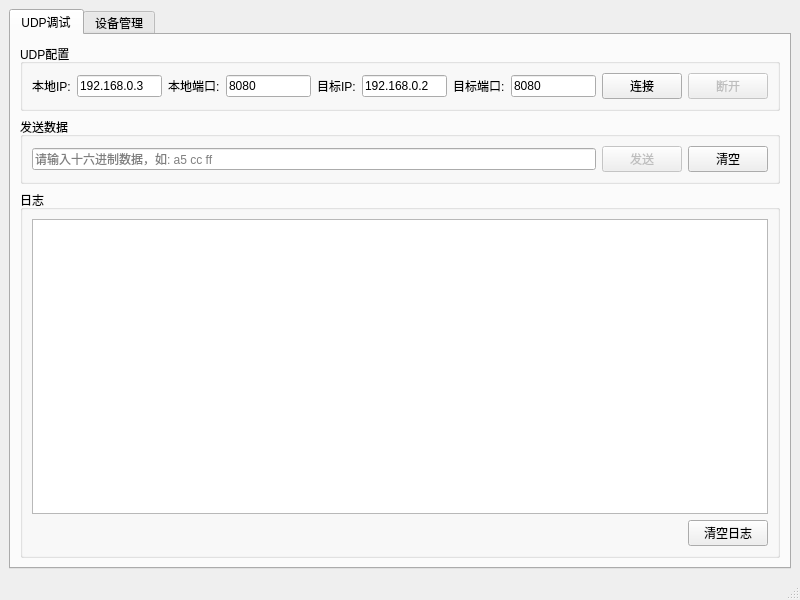
The window that mainwindow.ui (ylongwang2782/wht-factory-tool) describes before a commit, drawn with Qt 5.
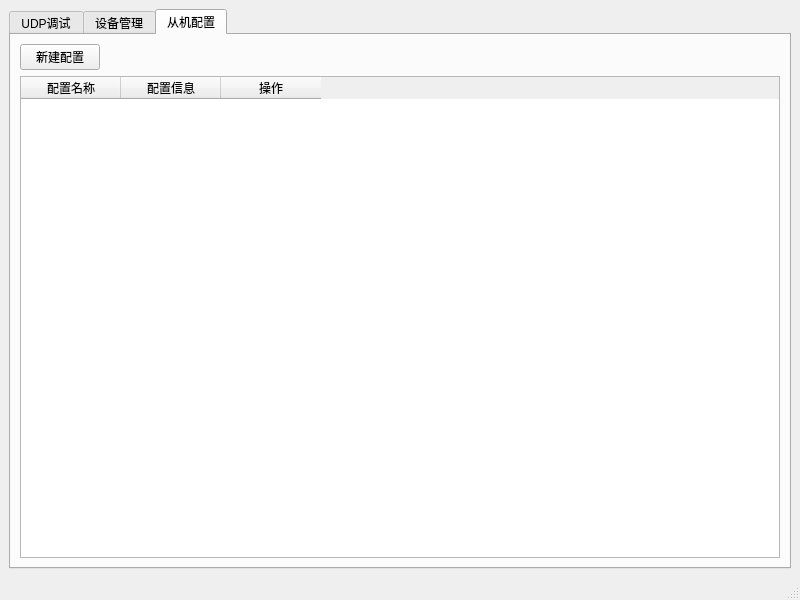
The same window after the commit. The open tabs and pages were chosen to show the change.

Commit message: feat: 新增从机配置tab，可以以表格的形式创建编辑发送从机配置

The edit to the form file:
```diff
--- a/mainwindow.ui
+++ b/mainwindow.ui
@@ -257,6 +257,62 @@
         </item>
        </layout>
       </widget>
+      <widget class="QWidget" name="tabSlaveConfig">
+       <attribute name="title">
+        <string>从机配置</string>
+       </attribute>
+       <layout class="QVBoxLayout" name="verticalLayout_slave_config">
+        <item>
+         <layout class="QHBoxLayout" name="horizontalLayout_slave_config_actions">
+          <item>
+           <widget class="QPushButton" name="pushButtonAddSlaveConfig">
+            <property name="text">
+             <string>新建配置</string>
+            </property>
+           </widget>
+          </item>
+          <item>
+           <spacer name="horizontalSpacer_slave_config">
+            <property name="orientation">
+             <enum>Qt::Horizontal</enum>
+            </property>
+            <property name="sizeHint" stdset="0">
+             <size>
+              <width>40</width>
+              <height>20</height>
+             </size>
+            </property>
+           </spacer>
+          </item>
+         </layout>
+        </item>
+        <item>
+         <widget class="QTableWidget" name="tableWidgetSlaveConfigs">
+          <property name="alternatingRowColors">
+           <bool>true</bool>
+          </property>
+          <property name="selectionBehavior">
+           <enum>QAbstractItemView::SelectRows</enum>
+          </property>
+          <column>
+           <property name="text">
+            <string>配置名称</string>
+           </property>
+          </column>
+          <column>
+           <property name="text">
+            <string>配置信息</string>
+           </property>
+          </column>
+          <column>
+           <property name="text">
+            <string>操作</string>
+           </property>
+          </column>
+         </widget>
+        </item>
+       </layout>
+      </widget>
      </widget>
     </item>
    </layout>
```
The commit also changes 6 other files.
